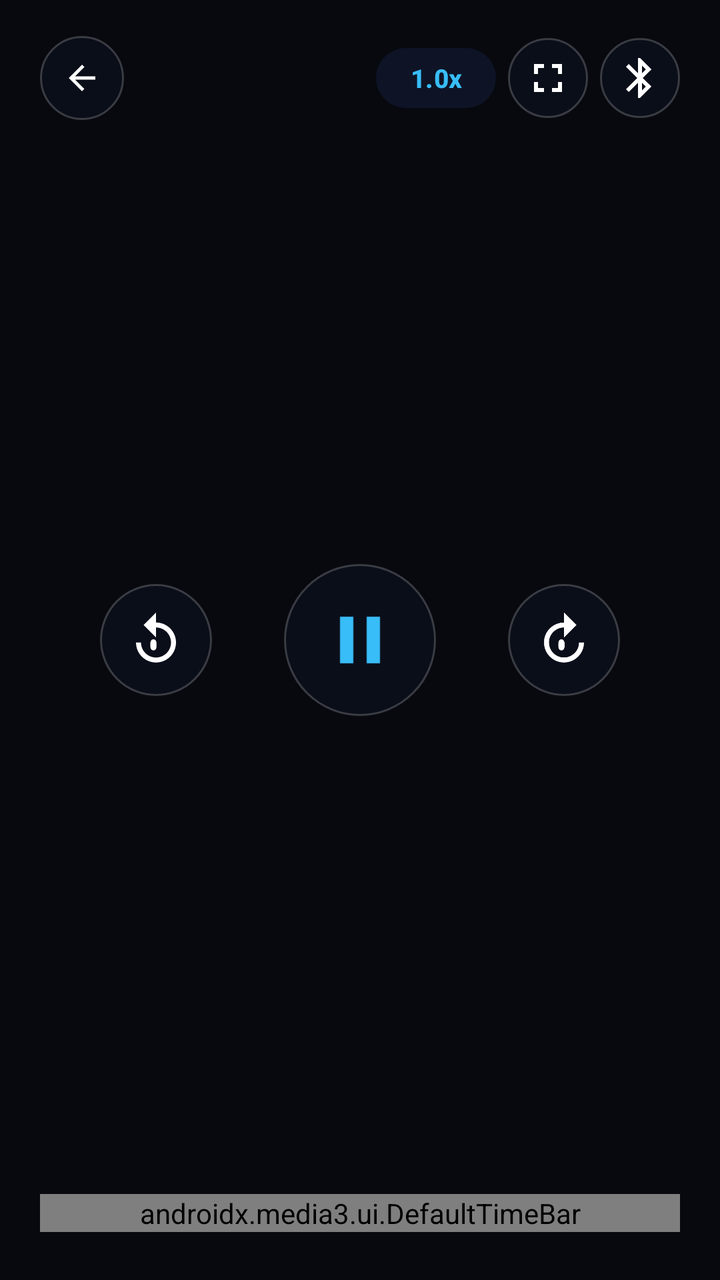
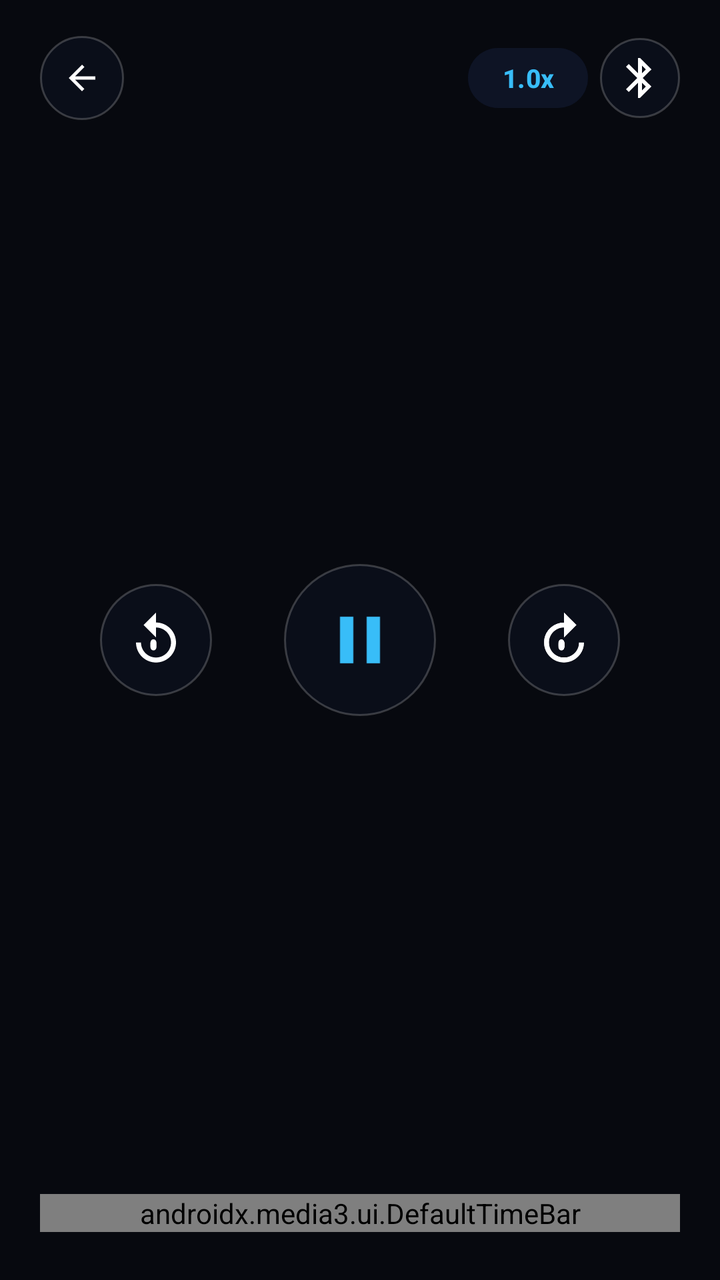

Before-and-after screenshots of an Android layout around one commit, followed by the original layout XML and the change that was made.
<!-- AndroidManifest.xml: application theme Theme.GateFocus -->
<!-- res/layout/custom_player_control.xml -->
<?xml version="1.0" encoding="utf-8"?>
<RelativeLayout xmlns:android="http://schemas.android.com/apk/res/android"
    xmlns:app="http://schemas.android.com/apk/res-auto"
    android:layout_width="match_parent"
    android:layout_height="match_parent"
    android:background="#66000000"
    android:paddingHorizontal="20dp"
    android:paddingVertical="18dp">

    
    <LinearLayout
        android:id="@+id/topBar"
        android:layout_width="match_parent"
        android:layout_height="wrap_content"
        android:layout_alignParentTop="true"
        android:gravity="center_vertical"
        android:orientation="horizontal">

        <ImageButton
            android:id="@+id/btnBack"
            android:layout_width="42dp"
            android:layout_height="42dp"
            android:background="@drawable/bg_circle_button"
            android:contentDescription="Back"
            android:padding="9dp"
            android:src="@drawable/ic_arrow_back"
            app:tint="@color/white" />

        <TextView
            android:id="@+id/tvVideoTitle"
            android:layout_width="0dp"
            android:layout_height="wrap_content"
            android:layout_marginHorizontal="12dp"
            android:layout_weight="1"
            android:ellipsize="end"
            android:maxLines="1"
            android:textColor="@color/white"
            android:textSize="16sp"
            android:textStyle="bold" />

        
        <Button
            android:id="@+id/btnSpeed"
            android:layout_width="wrap_content"
            android:layout_height="38dp"
            android:backgroundTint="#990F172A"
            android:minWidth="60dp"
            android:paddingHorizontal="12dp"
            android:text="1.0x"
            android:textColor="@color/accent"
            android:textSize="13sp"
            android:textStyle="bold" />

        
        <ImageButton
            android:id="@+id/btnAspectFit"
            android:layout_width="40dp"
            android:layout_height="40dp"
            android:layout_marginStart="6dp"
            android:background="@drawable/bg_circle_button"
            android:contentDescription="Toggle Fit or Fill"
            android:padding="8dp"
            android:src="@drawable/ic_fullscreen"
            app:tint="@color/white" />

        
        <ImageButton
            android:id="@+id/btnBluetooth"
            android:layout_width="40dp"
            android:layout_height="40dp"
            android:layout_marginStart="6dp"
            android:background="@drawable/bg_circle_button"
            android:contentDescription="Connect Bluetooth Headphones"
            android:padding="8dp"
            android:src="@drawable/ic_bluetooth"
            app:tint="@color/white" />
    </LinearLayout>

    
    <LinearLayout
        android:layout_width="wrap_content"
        android:layout_height="wrap_content"
        android:layout_centerInParent="true"
        android:gravity="center"
        android:orientation="horizontal">

        <ImageButton
            android:id="@+id/exo_rew"
            android:layout_width="56dp"
            android:layout_height="56dp"
            android:background="@drawable/bg_circle_button"
            android:contentDescription="Rewind 10 seconds"
            android:padding="13dp"
            android:scaleType="fitCenter"
            android:src="@drawable/ic_replay_10"
            app:tint="@color/white" />

        <ImageButton
            android:id="@+id/btnPlayPause"
            android:layout_width="76dp"
            android:layout_height="76dp"
            android:layout_marginHorizontal="36dp"
            android:background="@drawable/bg_circle_button"
            android:contentDescription="Play or Pause"
            android:padding="18dp"
            android:scaleType="fitCenter"
            android:src="@drawable/ic_pause"
            app:tint="@color/accent" />

        <ImageButton
            android:id="@+id/exo_ffwd"
            android:layout_width="56dp"
            android:layout_height="56dp"
            android:background="@drawable/bg_circle_button"
            android:contentDescription="Forward 10 seconds"
            android:padding="13dp"
            android:scaleType="fitCenter"
            android:src="@drawable/ic_forward_10"
            app:tint="@color/white" />
    </LinearLayout>

    
    <LinearLayout
        android:layout_width="match_parent"
        android:layout_height="wrap_content"
        android:layout_alignParentBottom="true"
        android:gravity="center_vertical"
        android:orientation="horizontal"
        android:paddingBottom="6dp">

        <TextView
            android:id="@+id/exo_position"
            android:layout_width="0dp"
            android:layout_height="0dp"
            android:visibility="gone" />

        <androidx.media3.ui.DefaultTimeBar
            android:id="@+id/exo_progress"
            android:layout_width="match_parent"
            android:layout_height="wrap_content"
            app:bar_height="5dp"
            app:buffered_color="#66FFFFFF"
            app:played_color="@color/accent"
            app:scrubber_color="@color/accent"
            app:scrubber_dragged_size="22dp"
            app:scrubber_enabled_size="16dp"
            app:touch_target_height="38dp"
            app:unplayed_color="#38FFFFFF" />

        <TextView
            android:id="@+id/exo_duration"
            android:layout_width="0dp"
            android:layout_height="0dp"
            android:visibility="gone" />
    </LinearLayout>

</RelativeLayout>
<!-- resources referenced by this layout -->
<resources>
  <color name="accent">#38BDF8</color>
  <color name="white">#FFFFFF</color>
  <!-- drawable bg_circle_button (drawable) -->
  <?xml version="1.0" encoding="utf-8"?>
  <shape xmlns:android="http://schemas.android.com/apk/res/android"
      android:shape="oval">
      <solid android:color="#660F172A" />
      <stroke
          android:width="1dp"
          android:color="#33FFFFFF" />
  </shape>
  <!-- drawable ic_arrow_back (drawable) -->
  <vector xmlns:android="http://schemas.android.com/apk/res/android"
      android:width="20dp"
      android:height="20dp"
      android:viewportWidth="24"
      android:viewportHeight="24"
      android:tint="?attr/colorControlNormal">
      <path
          android:fillColor="@android:color/white"
          android:pathData="M20,11H7.83l5.59,-5.59L12,4l-8,8 8,8 1.41,-1.41L7.83,13H20v-2z" />
  </vector>
  <!-- drawable ic_bluetooth (drawable) -->
  <vector xmlns:android="http://schemas.android.com/apk/res/android"
      android:width="24dp"
      android:height="24dp"
      android:viewportWidth="24"
      android:viewportHeight="24">
      <path
          android:fillColor="@color/white"
          android:pathData="M17.71,7.71L12,2h-1v7.59L6.41,5 5,6.41 10.59,12 5,17.59 6.41,19 11,14.41V22h1l5.71,-5.71 -4.3,-4.29 4.3,-4.29zM13,5.83l1.88,1.88L13,9.59V5.83zm1.88,10.46L13,18.17v-3.76l1.88,1.88z"/>
  </vector>
  <!-- drawable ic_forward_10 (drawable) -->
  <vector xmlns:android="http://schemas.android.com/apk/res/android"
      android:width="24dp"
      android:height="24dp"
      android:viewportWidth="24"
      android:viewportHeight="24">
      <path
          android:fillColor="@android:color/white"
          android:pathData="M12,5V1l5,5 -5,5V7c-3.31,0 -6,2.69 -6,6s2.69,6 6,6 6,-2.69 6,-6h2c0,4.42 -3.58,8 -8,8s-8,-3.58 -8,-8 3.58,-8 8,-8zM11.91,15.68c-0.21,0.31 -0.52,0.47 -0.93,0.47s-0.72,-0.16 -0.93,-0.47c-0.21,-0.32 -0.32,-0.78 -0.32,-1.41v-0.65c0,-0.62 0.11,-1.09 0.32,-1.41 0.21,-0.32 0.52,-0.48 0.93,-0.48s0.72,0.16 0.93,0.48c0.21,0.32 0.32,0.79 0.32,1.41v0.65c0,0.63 -0.11,1.1 -0.32,1.41z" />
  </vector>
  <!-- drawable ic_fullscreen (drawable) -->
  <vector xmlns:android="http://schemas.android.com/apk/res/android"
      android:width="24dp"
      android:height="24dp"
      android:viewportWidth="24"
      android:viewportHeight="24">
      <path
          android:fillColor="@android:color/white"
          android:pathData="M7,14H5v5h5v-2H7v-3zM5,10h2V7h3V5H5v5zM17,17h-3v2h5v-5h-2v3zM14,5v2h3v3h2V5h-5z" />
  </vector>
  <!-- drawable ic_pause (drawable) -->
  <vector xmlns:android="http://schemas.android.com/apk/res/android"
      android:width="24dp"
      android:height="24dp"
      android:viewportWidth="24"
      android:viewportHeight="24">
      <path
          android:fillColor="@android:color/white"
          android:pathData="M6,19h4V5H6v14zM14,5v14h4V5h-4z" />
  </vector>
  <!-- drawable ic_replay_10 (drawable) -->
  <vector xmlns:android="http://schemas.android.com/apk/res/android"
      android:width="24dp"
      android:height="24dp"
      android:viewportWidth="24"
      android:viewportHeight="24">
      <path
          android:fillColor="@android:color/white"
          android:pathData="M12,5V1L7,6l5,5V7c3.31,0 6,2.69 6,6s-2.69,6 -6,6 -6,-2.69 -6,-6H4c0,4.42 3.58,8 8,8s8,-3.58 8,-8 -3.58,-8 -8,-8zM11.91,15.68c-0.21,0.31 -0.52,0.47 -0.93,0.47s-0.72,-0.16 -0.93,-0.47c-0.21,-0.32 -0.32,-0.78 -0.32,-1.41v-0.65c0,-0.62 0.11,-1.09 0.32,-1.41 0.21,-0.32 0.52,-0.48 0.93,-0.48s0.72,0.16 0.93,0.48c0.21,0.32 0.32,0.79 0.32,1.41v0.65c0,0.63 -0.11,1.1 -0.32,1.41z" />
  </vector>
  <style name="Theme.GateFocus" parent="Theme.Material3.Dark.NoActionBar">
          <item name="android:statusBarColor">@color/background</item>
          <item name="android:windowBackground">@color/background</item>
          <item name="colorPrimary">@color/accent</item>
      </style>
  <color name="background">#0B0F19</color>
</resources>

<!-- the commit's change to res/layout/custom_player_control.xml (unified diff, before → after) -->
@@ -50,18 +50,6 @@
             android:textColor="@color/accent"
             android:textSize="13sp"
             android:textStyle="bold" />
-
-        
-        <ImageButton
-            android:id="@+id/btnAspectFit"
-            android:layout_width="40dp"
-            android:layout_height="40dp"
-            android:layout_marginStart="6dp"
-            android:background="@drawable/bg_circle_button"
-            android:contentDescription="Toggle Fit or Fill"
-            android:padding="8dp"
-            android:src="@drawable/ic_fullscreen"
-            app:tint="@color/white" />
 
         
         <ImageButton
<!-- resource entries referenced after the edit -->
@@ -42,16 +42,6 @@
           android:fillColor="@android:color/white"
           android:pathData="M12,5V1l5,5 -5,5V7c-3.31,0 -6,2.69 -6,6s2.69,6 6,6 6,-2.69 6,-6h2c0,4.42 -3.58,8 -8,8s-8,-3.58 -8,-8 3.58,-8 8,-8zM11.91,15.68c-0.21,0.31 -0.52,0.47 -0.93,0.47s-0.72,-0.16 -0.93,-0.47c-0.21,-0.32 -0.32,-0.78 -0.32,-1.41v-0.65c0,-0.62 0.11,-1.09 0.32,-1.41 0.21,-0.32 0.52,-0.48 0.93,-0.48s0.72,0.16 0.93,0.48c0.21,0.32 0.32,0.79 0.32,1.41v0.65c0,0.63 -0.11,1.1 -0.32,1.41z" />
   </vector>
-  <!-- drawable ic_fullscreen (drawable) -->
-  <vector xmlns:android="http://schemas.android.com/apk/res/android"
-      android:width="24dp"
-      android:height="24dp"
-      android:viewportWidth="24"
-      android:viewportHeight="24">
-      <path
-          android:fillColor="@android:color/white"
-          android:pathData="M7,14H5v5h5v-2H7v-3zM5,10h2V7h3V5H5v5zM17,17h-3v2h5v-5h-2v3zM14,5v2h3v3h2V5h-5z" />
-  </vector>
   <!-- drawable ic_pause (drawable) -->
   <vector xmlns:android="http://schemas.android.com/apk/res/android"
       android:width="24dp"
